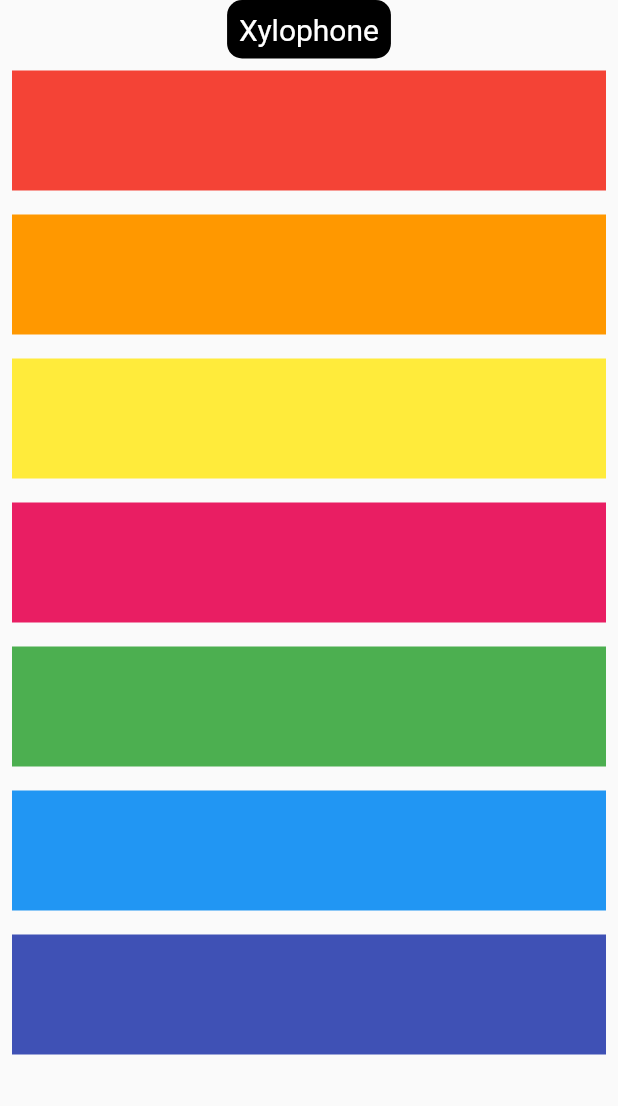
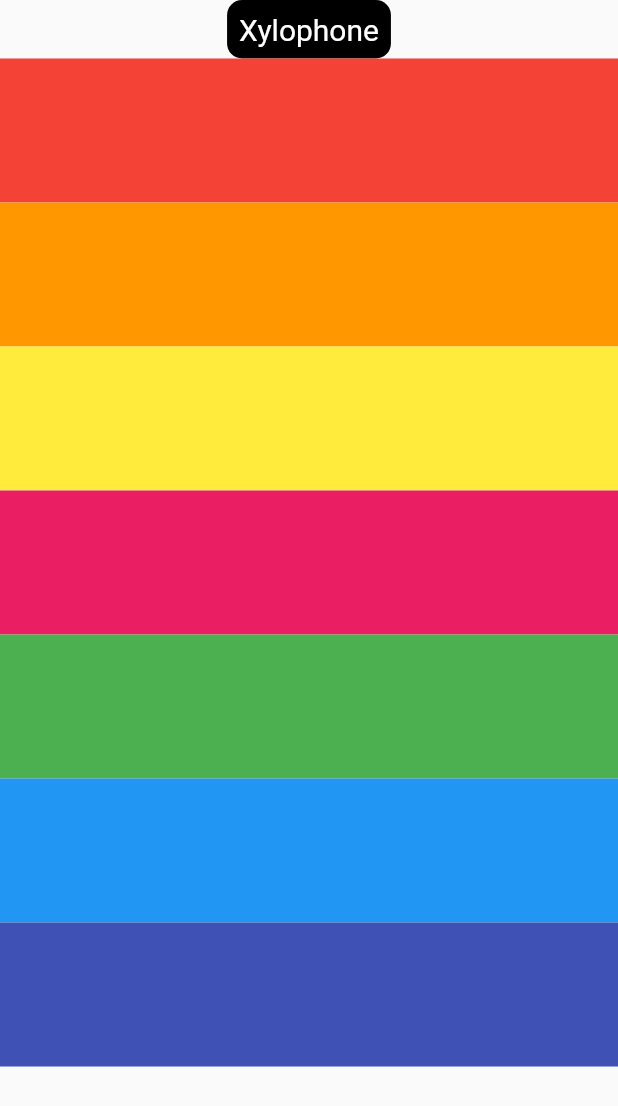
Before and after one commit to Muhammad-Hammad/flutter-xylophone, a Flutter app: the screen it shows after launch, on a phone screen of 412 x 824 dp. Shown: the top 1106 px of the screen. Run offline on Flutter 3.47's test engine with Material 2 defaults, Android fonts, the phone set to English and light mode, and no system bars; our stand-ins replace audioplayers.

Commit message:
ui update

```diff
--- a/lib/main.dart
+++ b/lib/main.dart
@@ -4,6 +4,20 @@ import 'package:flutter/material.dart';
 void main() => runApp(MyApp());
 
 class MyApp extends StatelessWidget {
+  @override
+  Widget build(BuildContext context) {
+    return MaterialApp(
+      debugShowCheckedModeBanner: false,
+      home: Scaffold(
+        body: SafeArea(
+          child: Xylophone(),
+        ),
+      ),
+    );
+  }
+}
+
+class Xylophone extends StatelessWidget {
   final List<Color> myColors = [
     Colors.red,
     Colors.orange,
@@ -15,11 +29,12 @@ class MyApp extends StatelessWidget {
   ];
   @override
   Widget build(BuildContext context) {
-    return MaterialApp(
-      debugShowCheckedModeBanner: false,
-      home: Scaffold(
-        body: SafeArea(
-          child: Column(
+    final screenHeight = MediaQuery.of(context).size.height;
+    final availableHeight = MediaQuery.of(context).size.height -
+        AppBar().preferredSize.height -
+        MediaQuery.of(context).padding.top -
+        MediaQuery.of(context).padding.bottom;
+    return Column(
       children: [
         Container(
           padding: const EdgeInsets.all(8.0),
@@ -37,30 +52,33 @@ class MyApp extends StatelessWidget {
         ),
         Column(
           children: List.generate(
-                  7,
+            myColors.length,
             (index) {
               var noteIndex = index + 1;
-                    return Padding(
-                      padding: EdgeInsets.zero,
+              return SizedBox(
+                height: availableHeight / 8,
+                width: double.infinity,
                 child: TextButton(
                   onPressed: () {
                     final player = AudioCache();
                     player.play('note$noteIndex.wav');
                   },
-                        child: Container(
-                          padding: EdgeInsets.zero,
-                          height: 80,
-                          color: myColors[index],
+                  style: ButtonStyle(
+                    backgroundColor: MaterialStateProperty.all(
+                      myColors[index],
                     ),
+                    shape: MaterialStateProperty.all<RoundedRectangleBorder>(
+                        RoundedRectangleBorder(
+                      borderRadius: BorderRadius.circular(0.0),
+                    )),
+                  ),
+                  child: Container(),
                 ),
               );
             },
           ),
         ),
       ],
-          ),
-        ),
-      ),
     );
   }
 }
```
Lines whose indentation alone changed are shown as unchanged.
